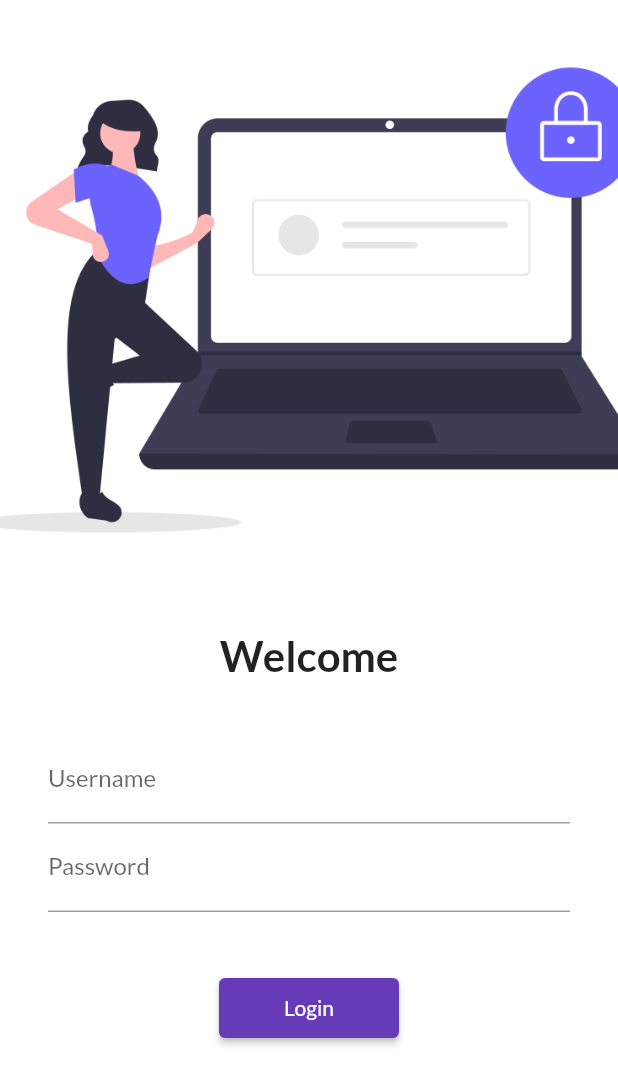
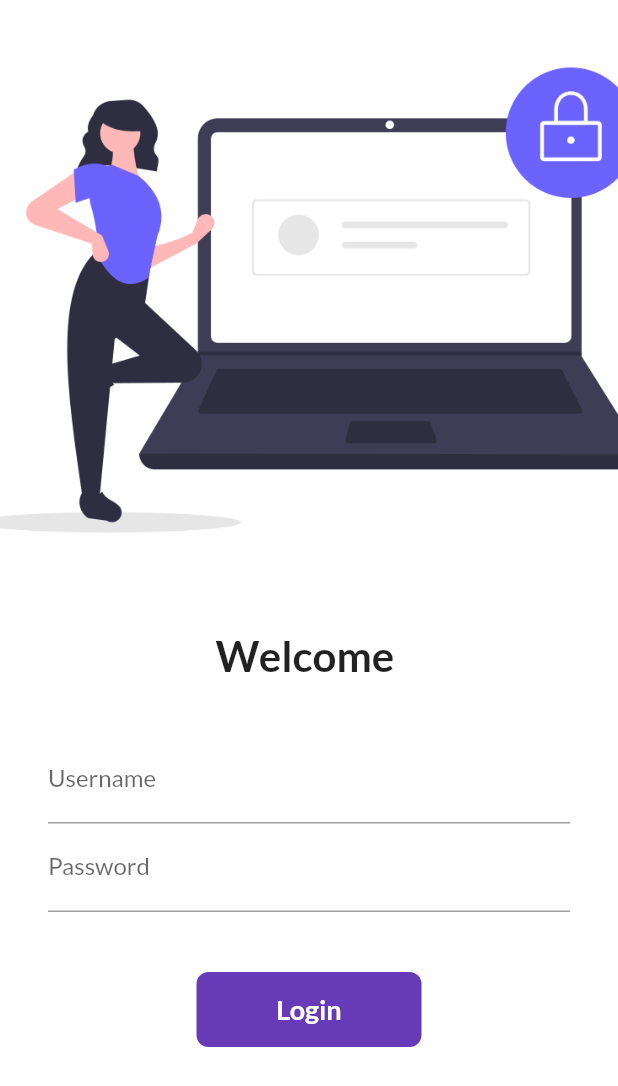
Before and after one commit to Anikat-ThaKur/FLUTTER_CATALOG_APP, a Flutter app: the screen it shows after launch, on a phone screen of 412 x 824 dp. Shown: the top 1086 px of the screen. Run offline on Flutter 3.47's test engine with Material 2 defaults, Android fonts, the phone set to English and light mode, and no system bars; our stand-ins replace google_fonts.

Commit message:
day3 end

```diff
--- a/lib/pages/login_page.dart
+++ b/lib/pages/login_page.dart
@@ -2,7 +2,14 @@ import 'package:flutter/material.dart';
 import 'package:flutter_projects/utils/routes.dart';
 
 
-class LoginPage extends StatelessWidget {
+class LoginPage extends StatefulWidget {
+  @override
+  State<LoginPage> createState() => _LoginPageState();
+}
+
+class _LoginPageState extends State<LoginPage> {
+  String name="";
+  bool changedButton=false;
   @override
   Widget build(BuildContext context) {
     return Material(
@@ -18,7 +25,7 @@ class LoginPage extends StatelessWidget {
           ),
           //a sized box to give space between the image and text
          const SizedBox( height: 20.0,),
-          const Text("Welcome",
+           Text("Welcome $name",
           style:TextStyle(
             fontSize: 28,
             fontWeight: FontWeight.bold,
@@ -40,6 +47,14 @@ class LoginPage extends StatelessWidget {
                 hintText: "Enter Username",
 
               ),
+              onChanged: (value) {
+                //the value written on username will be passed on to name
+                name = value;
+                //for change in state
+                setState(() {
+
+                });
+              }
             ),
              TextFormField(
               obscureText: true,
@@ -55,13 +70,50 @@ class LoginPage extends StatelessWidget {
               const SizedBox(
             height: 40.0,
             ),
-            ElevatedButton(
-             child: Text("Login"),
-             style: TextButton.styleFrom(minimumSize: Size(120,40)),
-            onPressed: () {
-              //for navigation
-                  Navigator.pushNamed(context, MyRoutes.homeRoute);
-            },)
+            // ElevatedButton(
+            //  child:  Text("Login"),
+            //  style: TextButton.styleFrom(minimumSize: Size(120,40)),
+            // onPressed: () {
+            //   //for navigation
+            //       Navigator.pushNamed(context, MyRoutes.homeRoute);
+            // },)
+
+
+            InkWell(
+              onTap: () async {
+                setState(() {
+                  changedButton=true;
+
+                });
+                await Future.delayed(Duration(seconds:1));
+                Navigator.pushNamed(context, MyRoutes.homeRoute);
+
+              },
+              child: AnimatedContainer(
+                duration: Duration(seconds: 1),
+                width: changedButton?50:150,
+                height: 50,
+                alignment: Alignment.center,
+                child: changedButton
+                ? Icon(
+                  Icons.done,
+                  color:Colors.white,
+                )
+               : Text(
+                  "Login",
+                  style: TextStyle(
+                    color: Colors.white,
+                    fontWeight: FontWeight.bold,
+                    fontSize: 18,
+                  ),
+                ),
+                decoration: BoxDecoration(
+                  color: Colors.deepPurple,
+                  borderRadius: BorderRadius.circular(changedButton ? 50: 8)
+                ),
+              ),
+            )
+
 
 
             ],
```
